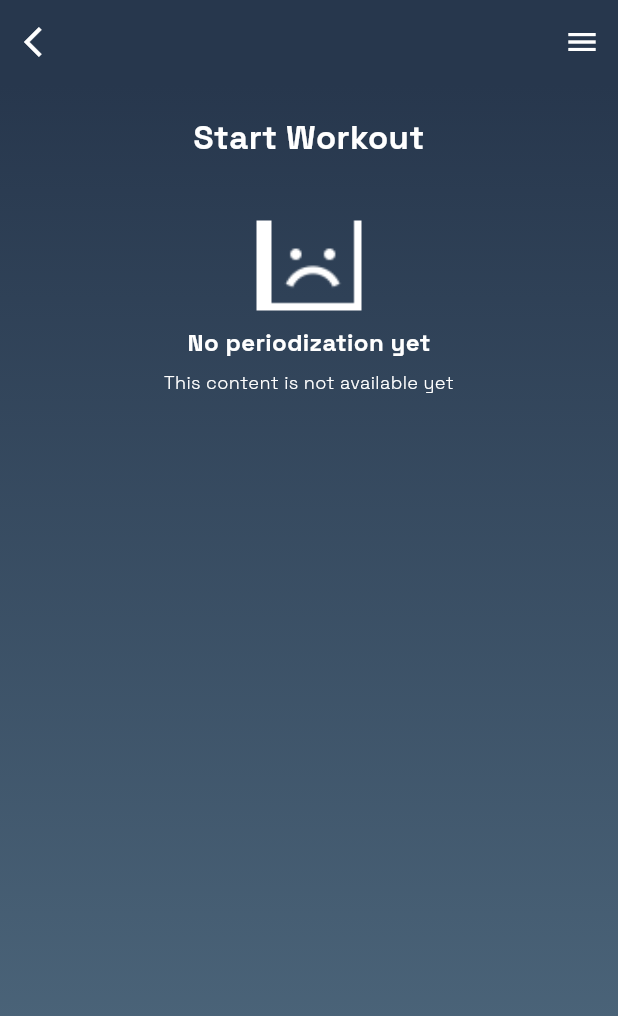
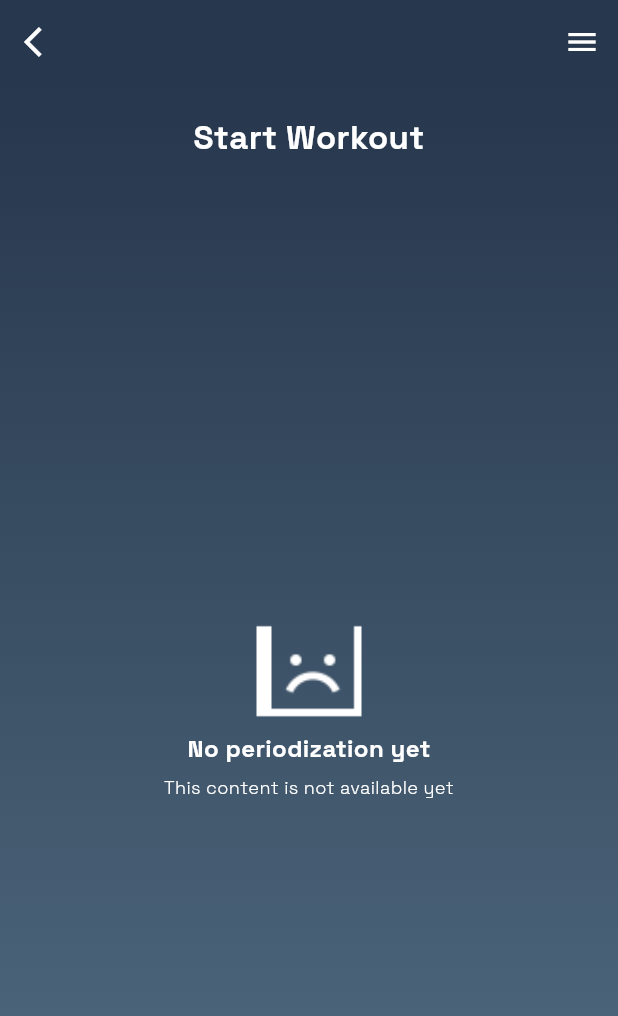
Before and after one commit to faustojc/workout_routine, a Flutter app: the StartWorkout screen opened directly, on a phone screen of 412 x 824 dp. Shown: the top 1016 px of the screen. Run offline on Flutter 3.47's test engine with Material 3 defaults, Android fonts, the light colour scheme and no system bars; our stand-ins replace supabase_flutter; accounts and stored records are empty.

Commit message:
Add Expanded parent

```diff
--- a/lib/widgets/components/empty_content.dart
+++ b/lib/widgets/components/empty_content.dart
@@ -9,7 +9,8 @@ class EmptyContent extends StatelessWidget {
 
   @override
   Widget build(BuildContext context) {
-    return Align(
+    return Expanded(
+      child: Align(
         alignment: Alignment.center,
         child: Column(
           mainAxisAlignment: MainAxisAlignment.center,
@@ -35,6 +36,7 @@ class EmptyContent extends StatelessWidget {
             ),
           ],
         ),
+      ),
     );
   }
 }
```
Lines whose indentation alone changed are shown as unchanged.
